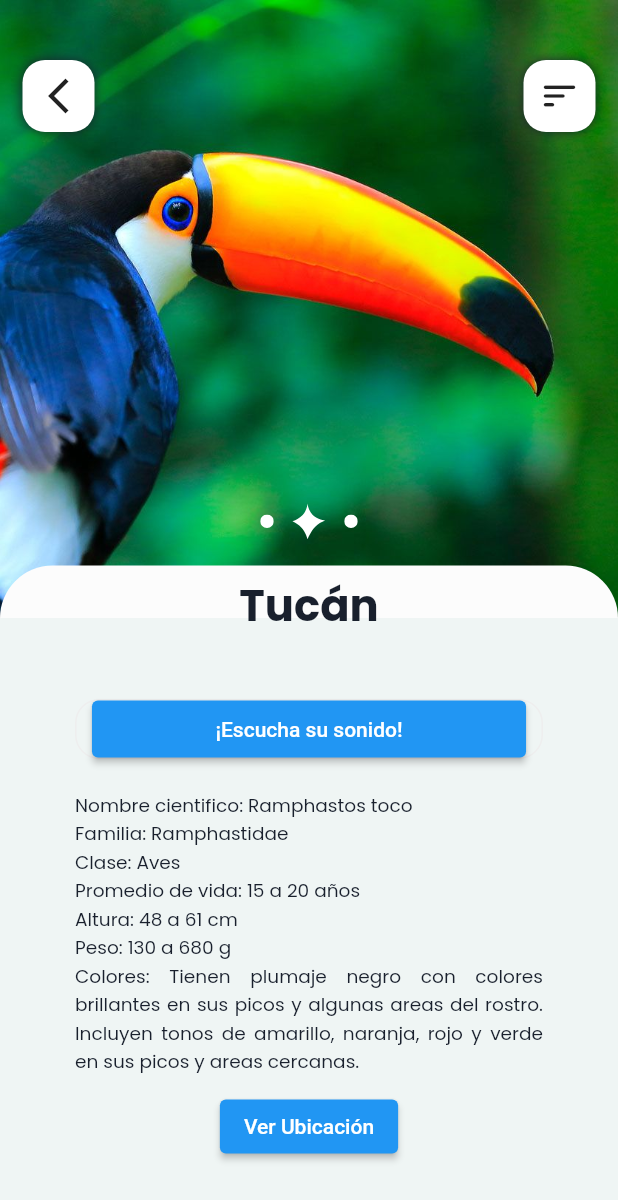
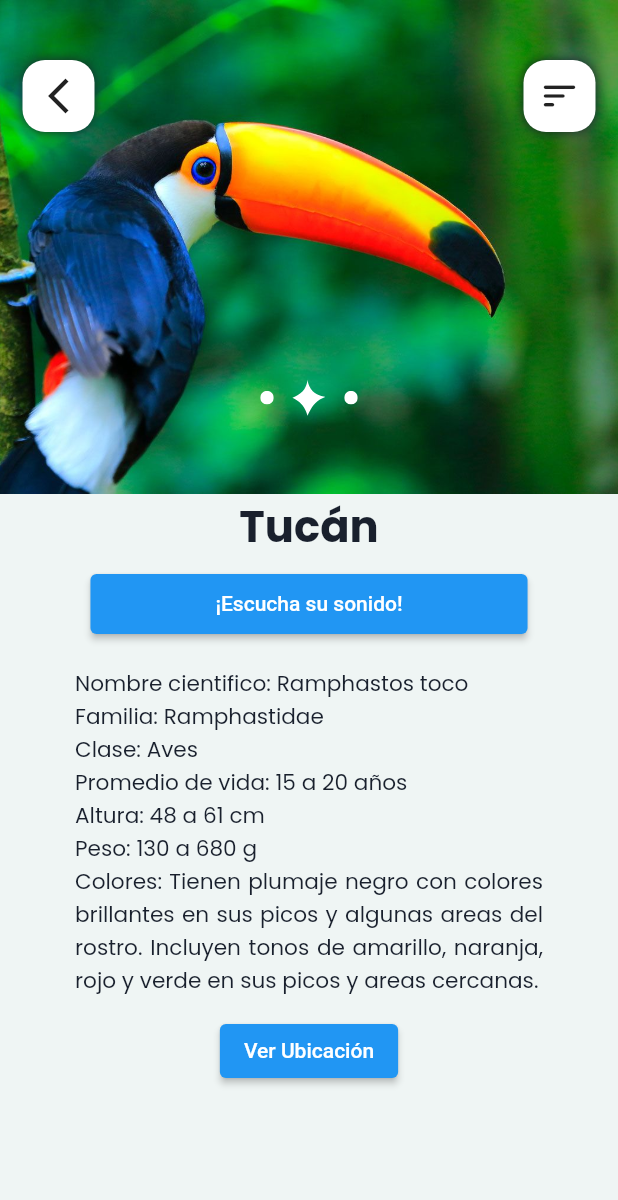
Before and after one commit to KarelyVR/BioMovil, a Flutter app: the AnimalesDetalles screen opened by its route, on a phone screen of 412 x 824 dp. Shown: the top 1200 px of the screen. Run offline on Flutter 3.47's test engine with Material 2 defaults, Android fonts, the phone set to English and light mode, and no system bars; drawn by our look-alikes of carousel_slider; our stand-ins replace audioplayers, flutter_svg, google_fonts, google_maps_flutter, location; missing offline and left inert: flutter_polyline_points.

Commit message:
detalles

```diff
--- a/lib/animales_detalles.dart
+++ b/lib/animales_detalles.dart
@@ -23,24 +23,24 @@ class AnimalesDetalles extends StatelessWidget {
         crossAxisAlignment: CrossAxisAlignment.start,
         children: [
           SizedBox(
-            height: SizeConfig.blockSizeVertical! * 50,
+            height: SizeConfig.blockSizeVertical! * 40,
             child: Stack(
               children: [
                 const FullScreenSlider(), //carrusel
-                Align(
-                  alignment: Alignment.bottomCenter,
-                  child: Container(
-                    height: 35,
-                    width: double.infinity,
-                    decoration: const BoxDecoration(
-                      borderRadius: BorderRadius.only(
-                        topLeft: Radius.circular(42),
-                        topRight: Radius.circular(42),
-                      ),
-                      color: kLighterWhite,
-                    ),
-                  ),
-                ),
+                // Align(
+                //   alignment: Alignment.bottomCenter,
+                //   child: Container(
+                //     height: 35,
+                //     width: double.infinity,
+                //     decoration: const BoxDecoration(
+                //       borderRadius: BorderRadius.only(
+                //         topLeft: Radius.circular(42),
+                //         topRight: Radius.circular(42),
+                //       ),
+                //       color: kLightWhite,
+                //     ),
+                //   ),
+                // ),
                 Align(
                   alignment: Alignment.topCenter,
                   child: Padding(
@@ -96,7 +96,7 @@ class AnimalesDetalles extends StatelessWidget {
           ),
           Expanded(
           child: ListView.builder(
-          itemCount: 1, // Puedes ajustar esto según tu contenido
+          itemCount: 1,
           itemBuilder: (context, index) {
             return Padding(
               padding: const EdgeInsets.symmetric(
@@ -105,12 +105,12 @@ class AnimalesDetalles extends StatelessWidget {
               child: Column(
                 crossAxisAlignment: CrossAxisAlignment.start,
                 children: [
+                  //texto grande del nombre del animal
                   Center(
                     child: Container(
                       padding: const EdgeInsets.symmetric(
                         horizontal: 20,
                       ),
-                      transform: Matrix4.translationValues(0, -30, 0),
                       child: Text(
                         'Tucán',
                         style: kPoppinsBold.copyWith(
@@ -120,24 +120,17 @@ class AnimalesDetalles extends StatelessWidget {
                       ),
                     ),
                   ),
+                  //este es el boton de audio
                   Container(
                     margin: const EdgeInsets.symmetric(
                       horizontal: kPaddingHorizontal,
-                      vertical: 11,
+                      vertical: 10,
                     ),
                     padding: EdgeInsets.symmetric(
                       horizontal: SizeConfig.blockSizeHorizontal!*2.5,
                     ),
                     height: 40,
                     width: double.infinity,
-                    decoration: BoxDecoration(
-                      borderRadius: BorderRadius.circular(
-                        kBorderRadius,
-                      ),
-                      border: Border.all(
-                        color: kBorderColor,
-                      ),
-                    ),
                     //boton para escuchar el sonido del animal
                     child: ElevatedButton(
                       child: const Text('¡Escucha su sonido!'),
@@ -149,13 +142,13 @@ class AnimalesDetalles extends StatelessWidget {
                   Padding(
                     padding:const EdgeInsets.symmetric(
                       horizontal: kPaddingHorizontal,
-                      vertical: 10,
+                      vertical: 12,
                     ),
                     child: Text(
                     'Nombre cientifico: Ramphastos toco\nFamilia: Ramphastidae\nClase: Aves\nPromedio de vida: 15 a 20 años\nAltura: 48 a 61 cm\nPeso: 130 a 680 g\nColores: Tienen plumaje negro con colores brillantes en sus picos y algunas areas del rostro. Incluyen tonos de amarillo, naranja, rojo y verde en sus picos y areas cercanas.',
                     textAlign: TextAlign.justify,
                       style: kPoppinsRegular.copyWith(
-                        fontSize: SizeConfig.blockSizeHorizontal! * 3,
+                        fontSize: SizeConfig.blockSizeHorizontal! * 3.5,
                         color: kDarkBlue,
                       ),
                     ),
```
